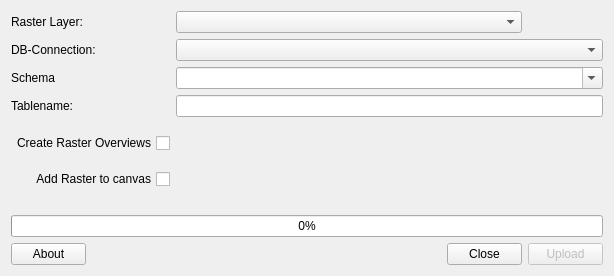
hdus/pg_raster_upload, file pgraster_import_dialog_base.ui: the form before one commit.
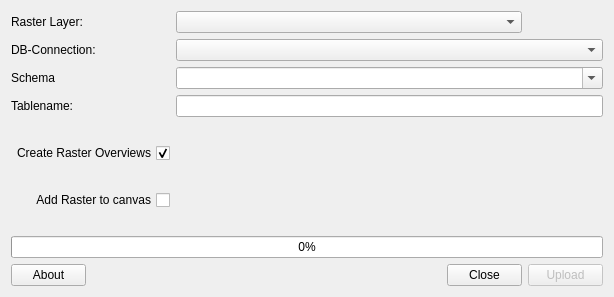
The form after the commit. Custom widgets are drawn as their Qt base class.

```diff
--- a/pgraster_import_dialog_base.ui
+++ b/pgraster_import_dialog_base.ui
@@ -7,7 +7,7 @@
     <x>0</x>
     <y>0</y>
     <width>614</width>
-    <height>276</height>
+    <height>297</height>
    </rect>
   </property>
   <property name="windowTitle">
@@ -140,7 +140,7 @@
       <string>Create Raster Overviews</string>
      </property>
      <property name="checked">
-      <bool>false</bool>
+      <bool>true</bool>
      </property>
     </widget>
    </item>
```
